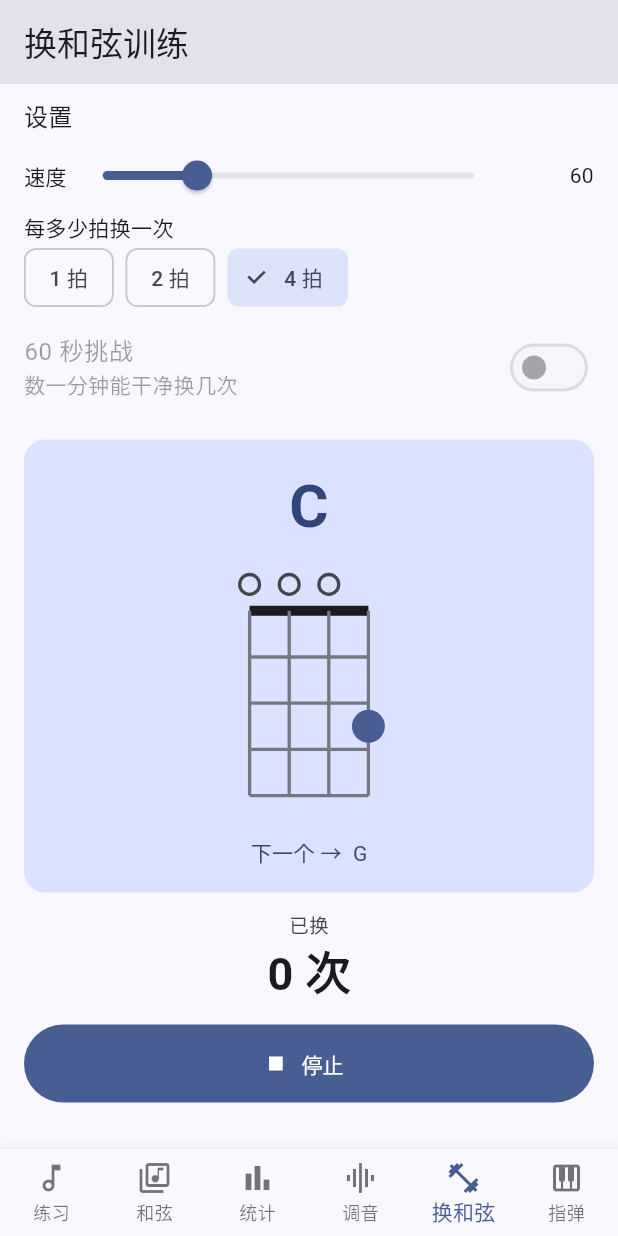
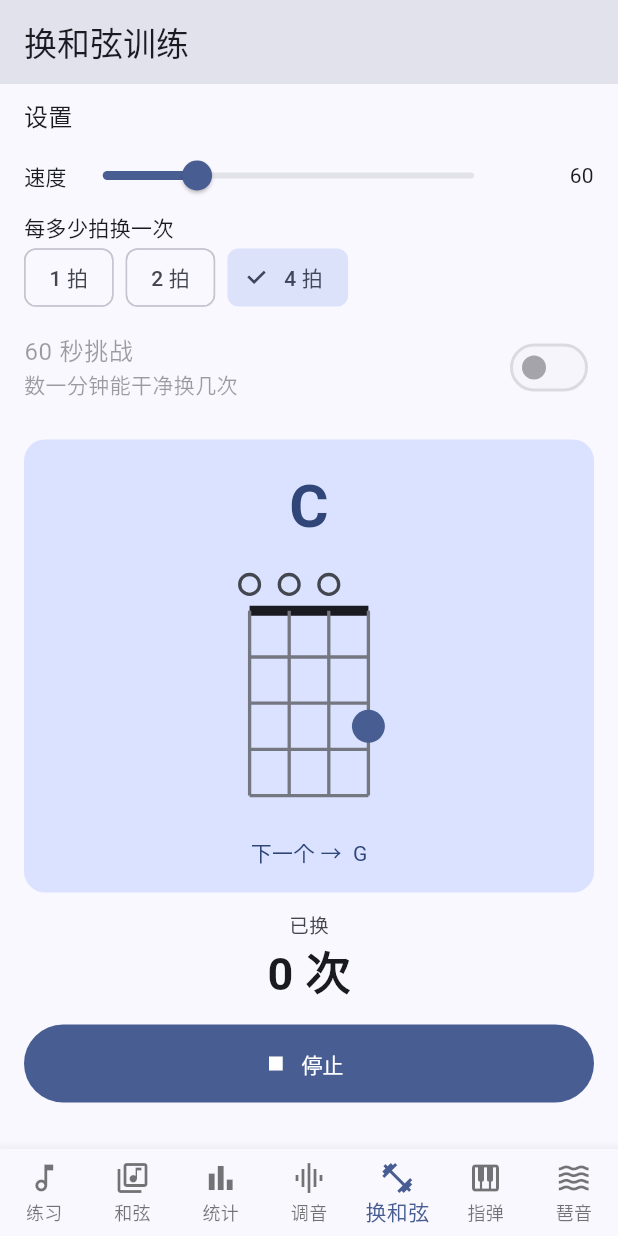
Before and after one commit to yyd841122/ukulele-demo, a Flutter app: the screen it shows after launch, item 5 of the bottom bar chosen, scrolled down 384 dp, after a tap on "开始", on a phone screen of 412 x 824 dp. Run offline on Flutter 3.47's test engine with Material 3 defaults, Android fonts, the phone set to English and light mode, and no system bars; our stand-ins replace flutter_local_notifications, permission_handler, share_plus, shared_preferences, timezone, wakelock_plus; missing offline and left inert: flutter_soloud, record.

Commit message:
H组:加琶音tab练伴奏织体(独立第7tab/4321琶音一拍一音+4323织体八分两种拨弦型×单和弦慢练+流行1-5-6-4/经典1-6-4-5/小调6-4-1-5/复用playString单音声源+chordShapes指法图+arpStringAt槽位映射/示范音听拨·关掉跟练照高亮+预备拍/analyze零新增·test130含1预存挂)

```diff
--- a/flutter_app/lib/main_scaffold.dart
+++ b/flutter_app/lib/main_scaffold.dart
@@ -12,6 +12,7 @@ import 'package:flutter/material.dart';
 
 import 'audio/audio_engine.dart';
 import 'prefs/app_preferences.dart';
+import 'screens/arpeggio_screen.dart';
 import 'screens/chord_library_screen.dart';
 import 'screens/chord_trainer_screen.dart';
 import 'screens/fingerpick_screen.dart';
@@ -47,8 +48,9 @@ class _MainScaffoldState extends State<MainScaffold> {
   final GlobalKey<TunerScreenState> _tunerKey = GlobalKey<TunerScreenState>();
   final GlobalKey<ChordTrainerState> _trainerKey = GlobalKey<ChordTrainerState>();
   final GlobalKey<FingerpickScreenState> _fingerpickKey = GlobalKey<FingerpickScreenState>();
+  final GlobalKey<ArpeggioScreenState> _arpKey = GlobalKey<ArpeggioScreenState>();
 
-  int _index = 0; // 当前选中第几个 tab(0 练习 / 1 和弦 / 2 统计 / 3 调音 / 4 换和弦 / 5 指弹)
+  int _index = 0; // 当前选中第几个 tab(0 练习 / 1 和弦 / 2 统计 / 3 调音 / 4 换和弦 / 5 指弹 / 6 琶音)
 
   @override
   void initState() {
@@ -80,6 +82,7 @@ class _MainScaffoldState extends State<MainScaffold> {
     final leavingTuner = _index == 3 && i != 3;
     final leavingTrainer = _index == 4 && i != 4;
     final leavingFingerpick = _index == 5 && i != 5;
+    final leavingArp = _index == 6 && i != 6;
     setState(() => _index = i);
     if (leavingPractice) {
       _songKey.currentState?.flushStats();
@@ -95,6 +98,9 @@ class _MainScaffoldState extends State<MainScaffold> {
     }
     if (leavingFingerpick) {
       _fingerpickKey.currentState?.stop();
+    }
+    if (leavingArp) {
+      _arpKey.currentState?.stop();
     }
     if (i == 2) {
       // 统计 tab:tab 平级后 initState 只跑一次,这里手动让它重读最新 prefs。
@@ -123,6 +129,7 @@ class _MainScaffoldState extends State<MainScaffold> {
           TunerScreen(key: _tunerKey, audio: _audio),
           ChordTrainerScreen(key: _trainerKey, audio: _audio),
           FingerpickScreen(key: _fingerpickKey, audio: _audio),
+          ArpeggioScreen(key: _arpKey, audio: _audio),
         ],
       ),
       bottomNavigationBar: fullscreen ? null : BottomNavigationBar(
@@ -156,6 +163,10 @@ class _MainScaffoldState extends State<MainScaffold> {
             icon: Icon(Icons.piano),
             label: '指弹',
           ),
+          BottomNavigationBarItem(
+            icon: Icon(Icons.waves_outlined),
+            label: '琶音',
+          ),
         ],
       ),
     );
--- a/flutter_app/lib/models.dart
+++ b/flutter_app/lib/models.dart
@@ -1472,3 +1472,69 @@ final builtinFingerpickSongs = <FingerpickSong>[
     ],
   ),
 ];
+
+// —— 琶音织体练习(独立 tab) ——
+// 跟 Song(扫弦弹唱)、FingerpickSong(旋律 TAB)都不同:琶音是在【一个和弦上按顺序拨弦】的伴奏织体,
+// 不是旋律。练的是右手拨弦顺序(4321 / 4323 这类)。一首"练习"= 一组和弦进行 + 反复套拨弦型。
+// 弦下标跟全仓统一:0=G,1=C,2=E,3=A。物理弦号显示 = 4 - stringIndex(0→"4"…3→"1")。
+
+/// 琶音拨弦型:在某个和弦上反复拨的弦序。
+@immutable
+class ArpPattern {
+  final String name;          // '4321 琶音'
+  final List<int> strings;    // stringIndex 序列(0=G 1=C 2=E 3=A),按此循环拨
+  final int notesPerBeat;     // 一拍几个音:1=四分(慢琶音,一拍一音) 2=八分(流动织体)
+
+  const ArpPattern({required this.name, required this.strings, required this.notesPerBeat});
+}
+
+/// 一条琶音练习:一组和弦进行,反复套拨弦型练。
+@immutable
+class ArpStudy {
+  final String title;         // '流行进行'
+  final String? subtitle;     // '1-5-6-4 · C G Am F · 最常用'
+  final List<String> chords;  // 和弦名序列(都需在 chordShapes 里,才能画图 + playString)
+  final int beatsPerChord;    // 一个和弦持续几拍
+  final int tempo;            // 建议 BPM
+
+  const ArpStudy({
+    required this.title,
+    this.subtitle,
+    required this.chords,
+    this.beatsPerChord = 4,
+    required this.tempo,
+  });
+}
+
+/// 半拍槽 slot(0..beatsPerChord*2-1,偶数=正拍前半,奇数=后半) → 该拨哪根弦(stringIndex);
+/// 返回 null 表示该槽不拨(一拍一音型的后半拍是空,留给上一音延续)。
+/// 每个和弦从 pattern[0] 起(和弦第一拍落在低音 G 上,符合伴奏习惯)。
+/// notesPerBeat==1:只在正拍(偶数槽)拨,arpIndex = slot~/2;
+/// notesPerBeat==2:每槽都拨,arpIndex = slot。
+int? arpStringAt(ArpPattern p, int beatsPerChord, int slot) {
+  if (slot < 0) return null;
+  if (p.notesPerBeat == 1) {
+    if (slot.isOdd) return null; // 后半拍不拨
+    final beatWithinChord = slot ~/ 2;
+    return p.strings[beatWithinChord % p.strings.length];
+  }
+  // notesPerBeat == 2(八分):每个半拍槽拨一下
+  return p.strings[slot % p.strings.length];
+}
+
+// —— 内置琶音拨弦型 ——
+// 4321:最经典琶音,一拍一音(四分),一小节正好从低到高滚一遍(G→C→E→A)。
+// 4323:伴奏最常用织体,八分音符流动(4-3-2-3 循环)。
+const builtinArpPatterns = <ArpPattern>[
+  ArpPattern(name: '4321 琶音', strings: [0, 1, 2, 3], notesPerBeat: 1),
+  ArpPattern(name: '4323 织体', strings: [0, 1, 2, 1], notesPerBeat: 2),
+];
+
+// —— 内置琶音练习(几条最常用和弦进行,都 C/Am 调) ——
+// 单和弦慢练放第一个:初学先在一个和弦上把拨弦型练熟,再加换和弦。
+const builtinArpStudies = <ArpStudy>[
+  ArpStudy(title: '单和弦慢练', subtitle: 'C · 先把右手拨弦练均匀', chords: ['C'], tempo: 70),
+  ArpStudy(title: '流行进行', subtitle: '1-5-6-4 · C G Am F · 最常用', chords: ['C', 'G', 'Am', 'F'], tempo: 72),
+  ArpStudy(title: '经典进行', subtitle: '1-6-4-5 · C Am F G', chords: ['C', 'Am', 'F', 'G'], tempo: 72),
+  ArpStudy(title: '小调色彩', subtitle: '6-4-1-5 · Am F C G', chords: ['Am', 'F', 'C', 'G'], tempo: 72),
+];
--- /dev/null
+++ b/flutter_app/lib/screens/arpeggio_screen.dart
@@ -0,0 +1,362 @@
+// 琶音织体练习页(独立 tab)。
+// 跟指弹 tab(旋律 TAB 跟练)、练习 tab(扫弦弹唱)都不同:这里练的是【在一个和弦上按顺序拨弦】的伴奏织体
+// ——4321 琶音(依次拨 4→3→2→1,从低到高滚一遍)、4323 织体(4→3→2→3 循环,民谣抒情伴奏最常用)。
+//
+// 自带几条常用和弦进行(单和弦慢练 / 流行 1-5-6-4 / 经典 1-6-4-5 / 小调 6-4-1-5),反复套拨弦型练。
+// 不接歌词 / AB 循环 / 移调:纯右手拨弦练习,固定 C/Am 调。
+//
+// 节奏走【半拍槽】(跟练习 tab 一个粒度):一小节 = beatsPerChord×2 个槽。
+// 每个和弦从拨弦型第 0 个音起(和弦第一拍落在低音 G 上,符合伴奏习惯)。
+// 开示范音 = 听拨弦(每槽按型拨当前和弦的某根弦,代替嗒);关示范音 = 跟练(只剩正拍嗒 + 高亮,自己拨)。
+// 复用现成的 AudioEngine.playString(和弦名+弦号)——单音声源在 init 时已全量预生成,不用动音频层。
+import 'dart:async';
+
+import 'package:flutter/material.dart';
+
+import '../audio/audio_engine.dart';
+import '../models.dart';
+import '../widgets/chord_diagram.dart';
+
+class ArpeggioScreen extends StatefulWidget {
+  final AudioEngine audio;
+
+  const ArpeggioScreen({required this.audio, super.key});
+
+  @override
+  State<ArpeggioScreen> createState() => ArpeggioScreenState();
+}
+
+class ArpeggioScreenState extends State<ArpeggioScreen> {
+  int _selectedStudy = 0;
+  int _selectedPattern = 0;
+
+  // 播放状态
+  bool _playing = false;
+  bool _soundOn = true;          // 示范音:开=听拨弦;关=跟练(只剩节拍器嗒 + 高亮,自己拨)
+  late int _tempo;               // 跟着选中的练习走(换进行时同步)
+  Timer? _timer;
+  bool _inCountIn = false;       // 预备拍阶段
+  int _countInSlot = 0;          // 预备拍已走的半拍槽(0..slotsPerBar-1)
+  bool _everPlayed = false;      // 这条进行正式播过(用来决定是否再数预备拍)
+
+  int _slot = 0;                 // 当前半拍槽(0..beatsPerChord*2-1),正式播放用
+  int _chordIdx = 0;             // 当前第几个和弦
+
+  ArpStudy get _study =>
+      builtinArpStudies[_selectedStudy.clamp(0, builtinArpStudies.length - 1)];
+  ArpPattern get _pattern =>
+      builtinArpPatterns[_selectedPattern.clamp(0, builtinArpPatterns.length - 1)];
+  int get _slotsPerBar => _study.beatsPerChord * 2;
+
+  /// 一个半拍的时长 = 60000/BPM/2 ms。
+  Duration get _halfBeat => Duration(milliseconds: (30000 / _tempo).round());
+
+  @override
+  void initState() {
+    super.initState();
+    _tempo = _study.tempo;
+  }
+
+  void _resetPos() {
+    _slot = 0;
+    _chordIdx = 0;
+    _inCountIn = false;
+    _everPlayed = false;
+    _countInSlot = 0;
+  }
+
+  // —— 换进行 / 换拨弦型 ——
+  void _onStudyChanged(int i) {
+    _stop();
+    setState(() {
+      _selectedStudy = i;
+      _tempo = _study.tempo;
+      _resetPos();
+    });
+  }
+
+  void _onPatternChanged(int i) {
+    // 不停、不重置位置:拨弦型每槽现算,换了一下一槽就生效。
+    setState(() => _selectedPattern = i);
+  }
+
+  // —— 播放控制 ——
+  void _togglePlay() {
+    if (_playing) {
+      _stop();
+      return;
+    }
+    if (!widget.audio.isReady) return;
+
+    if (!_everPlayed) {
+      // 第一次:从头 + 数一小节预备拍
+      _resetPos();
+      _inCountIn = true;
+    }
+    // 否则:暂停后恢复,接着当前位置播(不重数预备拍)
+    setState(() => _playing = true);
+    _timer = Timer.periodic(_halfBeat, (_) => _onTick());
+  }
+
+  void _stop() {
+    _timer?.cancel();
+    _timer = null;
+    if (_playing) setState(() => _playing = false);
+  }
+
+  /// MainScaffold 切走时调。
+  void stop() => _stop();
+
+  /// 定时器每一下(一个半拍槽)。预备拍阶段嗒声倒计时一小节;正式阶段推进槽位 + 拨弦/嗒。
+  void _onTick() {
+    if (_inCountIn) {
+      // 预备拍:正拍(偶数槽)嗒一声,第 1 拍重音。
+      if (_countInSlot.isEven) widget.audio.playClick(accent: _countInSlot == 0);
+      _countInSlot++;
+      if (_countInSlot >= _slotsPerBar) {
+        // 预备拍数完一小节 → 正式第 1 拍:落到 slot0/chord0,拨第一根弦。
+        _inCountIn = false;
+        _everPlayed = true;
+        _slot = 0;
+        _chordIdx = 0;
+        _playCurrent();
+      }
+    } else {
+      _slot++;
+      if (_slot >= _slotsPerBar) {
+        _slot = 0;
+        _chordIdx = (_chordIdx + 1) % _study.chords.length; // 末尾循环回 0
+      }
+      _playCurrent();
+    }
+    setState(() {});
+  }
+
+  /// 走一下:示范音开 → 按型拨当前和弦的某根弦(代替嗒);关 → 正拍嗒一声(跟练)。
+  void _playCurrent() {
+    final chord = _study.chords[_chordIdx];
+    if (_soundOn) {
+      final s = arpStringAt(_pattern, _study.beatsPerChord, _slot);
+      if (s != null) widget.audio.playString(chord, s);
+      // s == null(一拍一音型的后半拍):不拨,让上一音延续。
+    } else {
+      // 跟练:正拍嗒一声给拍子参考(偶数槽),不拨弦。
+      if (_slot.isEven) widget.audio.playClick(accent: _slot == 0);
+    }
+  }
+
+  void _restartTimerIfPlaying() {
+    if (_playing) {
+      _timer?.cancel();
+      _timer = Timer.periodic(_halfBeat, (_) => _onTick());
+    }
+  }
+
+  @override
+  void dispose() {
+    _stop();
+    super.dispose();
+  }
+
+  // —— UI ——
+  @override
+  Widget build(BuildContext context) {
+    final theme = Theme.of(context);
+    final cs = theme.colorScheme;
+    return Scaffold(
+      appBar: _buildAppBar(cs, theme),
+      body: _buildBody(cs, theme),
+    );
+  }
+
+  PreferredSizeWidget _buildAppBar(ColorScheme cs, ThemeData theme) {
+    return AppBar(
+      title: DropdownButton<int>(
+        value: _selectedStudy,
+        isExpanded: true,
+        underline: const SizedBox.shrink(),
+        items: [
+          for (var i = 0; i < builtinArpStudies.length; i++)
+            DropdownMenuItem(
+              value: i,
+              child: Column(
+                crossAxisAlignment: CrossAxisAlignment.start,
+                mainAxisSize: MainAxisSize.min,
+                children: [
+                  Text(builtinArpStudies[i].title, style: theme.textTheme.titleSmall),
+                  if ((builtinArpStudies[i].subtitle ?? '').isNotEmpty)
+                    Text(builtinArpStudies[i].subtitle!,
+                        style: TextStyle(fontSize: 10, color: cs.onSurfaceVariant),
+                        overflow: TextOverflow.ellipsis),
+                ],
+              ),
+            ),
+        ],
+        onChanged: (i) { if (i != null) _onStudyChanged(i); },
+        dropdownColor: cs.surface,
+        style: theme.textTheme.titleMedium?.copyWith(color: cs.onSurface),
+      ),
+    );
+  }
+
+  Widget _buildBody(ColorScheme cs, ThemeData theme) {
+    final study = _study;
+    final chord = study.chords[_chordIdx.clamp(0, study.chords.length - 1)];
+    final nextChord = study.chords[(_chordIdx + 1) % study.chords.length];
+
+    return Column(children: [
+      // 拨弦型选择
+      Padding(
+        padding: const EdgeInsets.fromLTRB(16, 10, 16, 4),
+        child: Column(crossAxisAlignment: CrossAxisAlignment.start, children: [
+          Text('拨弦型', style: TextStyle(fontSize: 11, color: cs.onSurfaceVariant)),
+          const SizedBox(height: 2),
+          Wrap(spacing: 6, children: [
+            for (var i = 0; i < builtinArpPatterns.length; i++)
+              ChoiceChip(
+                label: Text(builtinArpPatterns[i].name, style: const TextStyle(fontSize: 12)),
+                selected: i == _selectedPattern,
+                onSelected: (_) => _onPatternChanged(i),
+                visualDensity: VisualDensity.compact,
+              ),
+          ]),
+        ]),
+      ),
+      // 可视化区:当前和弦图 + 拨弦序列(高亮当前)+ 进行点
+      Expanded(
+        child: Center(
+          child: Column(mainAxisSize: MainAxisSize.min, children: [
+            // 当前和弦名 + 指法图
+            Text(chord, style: theme.textTheme.displaySmall?.copyWith(fontWeight: FontWeight.bold, color: cs.primary)),
+            const SizedBox(height: 4),
+            chordShapes.containsKey(chord)
+                ? ChordDiagram(frets: chordShapes[chord]!, scale: 1.8)
+                : Text(chord, style: const TextStyle(fontSize: 48, fontWeight: FontWeight.bold)),
+            const SizedBox(height: 12),
+            // 拨弦序列(当前这组和弦上要拨的弦号,高亮正在拨的那根)
+            _buildArpGrid(cs),
+            const SizedBox(height: 14),
+            // 和弦进行点
+            _buildChordDots(cs),
+            const SizedBox(height: 8),
+            if (!_inCountIn)
+              Text('下一个: $nextChord', style: TextStyle(fontSize: 13, color: cs.onSurfaceVariant)),
+          ]),
+        ),
+      ),
+      // 预备拍倒计时 / 跟练·听 提示
+      Container(
+        width: double.infinity,
+        padding: const EdgeInsets.symmetric(horizontal: 16, vertical: 8),
+        decoration: BoxDecoration(color: cs.surfaceContainerHighest, border: Border(top: BorderSide(color: cs.outlineVariant))),
+        child: _inCountIn
+            ? Text('预备 ${_countInSlot ~/ 2 + 1}', textAlign: TextAlign.center,
+                style: TextStyle(fontSize: 26, fontWeight: FontWeight.bold, color: cs.primary))
+            : Text(
+                _soundOn
+                    ? '💡 听拨弦中 · 关掉「示范音」就能跟练(节拍器打拍,自己照高亮拨)'
+                    : '✋ 跟练中 · 照高亮的弦号 + 嗒声,自己拨出来',
+                textAlign: TextAlign.center,
+                style: TextStyle(fontSize: 11, color: cs.onSurfaceVariant),
+              ),
+      ),
+      _buildControlBar(cs),
+    ]);
+  }
+
+  /// 当前和弦的拨弦序列:按拍分组,高亮正在拨(或正在响)的那根。物理弦号 = 4 - stringIndex。
+  Widget _buildArpGrid(ColorScheme cs) {
+    final bpc = _study.beatsPerChord;
+    final pat = _pattern;
+    // 当前正在响的那下对应的槽(一拍一音型:后半拍时前半拍那音还在响 → 回退一格)。
+    final activeSlot = (pat.notesPerBeat == 1 && _slot.isOdd) ? _slot - 1 : _slot;
+
+    final chips = <Widget>[];
+    for (var slot = 0; slot < _slotsPerBar; slot++) {
+      final s = arpStringAt(pat, bpc, slot);
+      if (s == null) continue; // 休止槽不显示
+      // 拍与拍之间留宽间隙(每组拍的第 1 个音前),组内窄间隙。
+      final beatStart = (pat.notesPerBeat == 1) ? slot.isEven : slot.isEven;
+      if (chips.isNotEmpty) chips.add(SizedBox(width: beatStart ? 16 : 6));
+      final active = slot == activeSlot && !_inCountIn;
+      chips.add(_stringChip(cs, '${4 - s}', active));
+    }
+    return FittedBox(
+      fit: BoxFit.scaleDown,
+      child: Row(mainAxisAlignment: MainAxisAlignment.center, children: chips),
+    );
+  }
+
+  Widget _stringChip(ColorScheme cs, String label, bool active) {
+    return Container(
+      width: 30,
+      height: 30,
+      alignment: Alignment.center,
+      decoration: BoxDecoration(
+        shape: BoxShape.circle,
+        color: active ? cs.primary : cs.surfaceContainerHighest,
+        border: Border.all(color: active ? cs.primary : cs.outlineVariant, width: active ? 2 : 1),
+      ),
+      child: Text(label,
+          style: TextStyle(
+            fontSize: 15,
+            fontWeight: FontWeight.bold,
+            color: active ? cs.onPrimary : cs.onSurfaceVariant,
+          )),
+    );
+  }
+
+  /// 和弦进行点:C G Am F…,当前点亮。
+  Widget _buildChordDots(ColorScheme cs) {
+    final study = _study;
+    return FittedBox(
+      fit: BoxFit.scaleDown,
+      child: Row(mainAxisAlignment: MainAxisAlignment.center, children: [
+        for (var i = 0; i < study.chords.length; i++) ...[
+          if (i > 0) Padding(padding: const EdgeInsets.symmetric(horizontal: 6), child: Icon(Icons.chevron_right_rounded, size: 16, color: cs.outline)),
+          Text(
+            study.chords[i],
+            style: TextStyle(
+              fontSize: i == _chordIdx ? 18 : 14,
+              fontWeight: FontWeight.bold,
+              color: i == _chordIdx ? cs.primary : cs.outline,
+            ),
+          ),
+        ],
+      ]),
+    );
+  }
+
+  Widget _buildControlBar(ColorScheme cs) {
+    return Container(
+      padding: const EdgeInsets.fromLTRB(16, 8, 16, 16),
+      decoration: BoxDecoration(color: cs.surfaceContainerLow, border: Border(top: BorderSide(color: cs.outlineVariant))),
+      child: Row(children: [
+        IconButton(
+          onPressed: widget.audio.isReady ? _togglePlay : null,
+          tooltip: _playing ? '暂停' : '开始',
+          padding: EdgeInsets.zero,
+          constraints: const BoxConstraints(minWidth: 36, minHeight: 36),
+          icon: Icon(_playing ? Icons.pause_rounded : Icons.play_arrow_rounded),
+          style: IconButton.styleFrom(foregroundColor: cs.primary, disabledForegroundColor: cs.onSurfaceVariant.withValues(alpha: 0.4)),
+        ),
+        const SizedBox(width: 4),
+        IconButton(
+          onPressed: () => setState(() => _soundOn = !_soundOn),
+          tooltip: _soundOn ? '示范音:开(听拨弦)' : '示范音:关(跟练 · 节拍器打拍,自己拨)',
+          padding: EdgeInsets.zero,
+          constraints: const BoxConstraints(minWidth: 36, minHeight: 36),
+          icon: Icon(_soundOn ? Icons.graphic_eq : Icons.volume_off),
+          style: IconButton.styleFrom(foregroundColor: _soundOn ? cs.primary : cs.onSurfaceVariant),
+        ),
+        const SizedBox(width: 8),
+        Text('$_tempo BPM', style: TextStyle(fontSize: 13, fontWeight: FontWeight.w600, color: cs.onSurfaceVariant)),
+        Expanded(child: Slider(
+          value: _tempo.clamp(40, 180).toDouble(), min: 40, max: 180, divisions: 140,
+          label: '$_tempo BPM',
+          onChanged: (v) { setState(() => _tempo = v.round()); _restartTimerIfPlaying(); },
+        )),
+      ]),
+    );
+  }
+}
```
Also changed, not shown: 2 other files.
